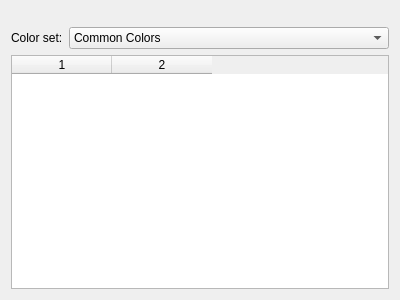
Qt form kcms/colors/editor/scmeditorcolors.ui (KDE/plasma-workspace) before a commit.
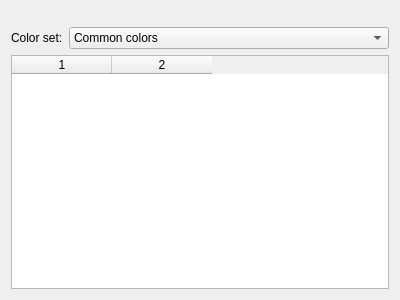
The same form after that commit. Custom widgets are drawn as their Qt base class.

Commit message:
kcms/colors: use sentence case for comboboxes
The HIG recommend sentence case for combobox entries. The accent color
selection and scheme type comboboxes in the Colors kcm currently use
title case (or even all-capitalized initials) for its entries. In
addition, KColorSchemeEditor has one instance of title case in the Color
set combobox.

This change converts the labels to sentence case, and adds translation
context if absent. The corresponding test is also updated.

What changed in the file:
```diff
--- a/kcms/colors/editor/scmeditorcolors.ui
+++ b/kcms/colors/editor/scmeditorcolors.ui
@@ -37,7 +37,7 @@
      </property>
      <item>
       <property name="text">
-       <string comment="color-sets" extracomment="'Common' here means &quot;frequent/not rare&quot;, not &quot;shared&quot;">Common Colors</string>
+       <string comment="color-sets" extracomment="'Common' here means &quot;frequent/not rare&quot;, not &quot;shared&quot;">Common colors</string>
       </property>
      </item>
      <item>
```
The commit also changes 3 other files.
